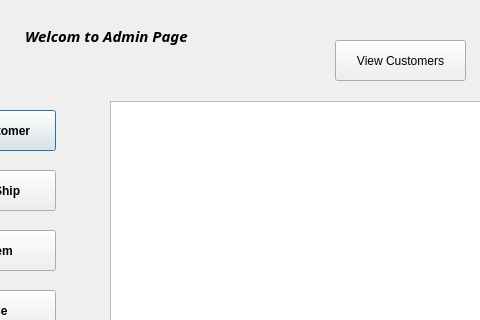
Before: the Qt Designer form adminpage.ui in Ling2251/CS1C-Bulk-Club-Project, drawn with Qt 5; both pictures show x 145 to 625 and y 0 to 320 of the 706 by 485 pixel window.
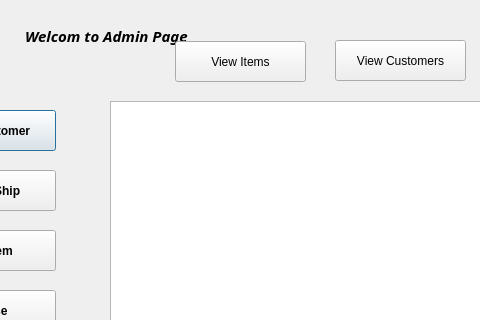
After: the same form once the commit is applied.

Commit message: added ViewItemsButton/functionality

The edit to the form file:
```diff
--- a/adminpage.ui
+++ b/adminpage.ui
@@ -154,6 +154,19 @@
     </rect>
    </property>
   </widget>
+  <widget class="QPushButton" name="ViewItemsButton">
+   <property name="geometry">
+    <rect>
+     <x>320</x>
+     <y>41</y>
+     <width>131</width>
+     <height>41</height>
+    </rect>
+   </property>
+   <property name="text">
+    <string>View Items</string>
+   </property>
+  </widget>
  </widget>
  <resources/>
  <connections/>
```
The commit also changes 2 other files.
